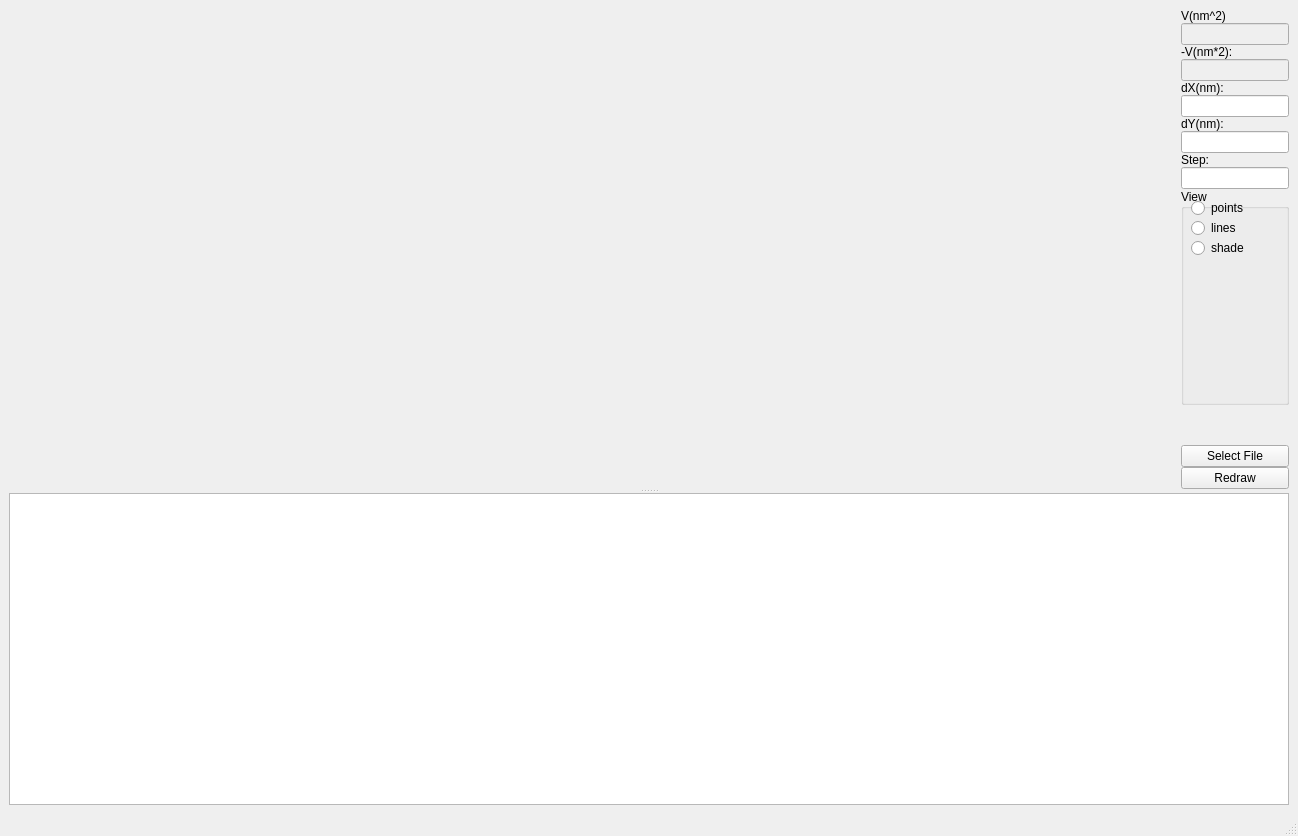
This is nanoanalyzer.ui in mskubenich/NanoAnalyzer as Qt 5 draws it before an edit. The edited form follows.
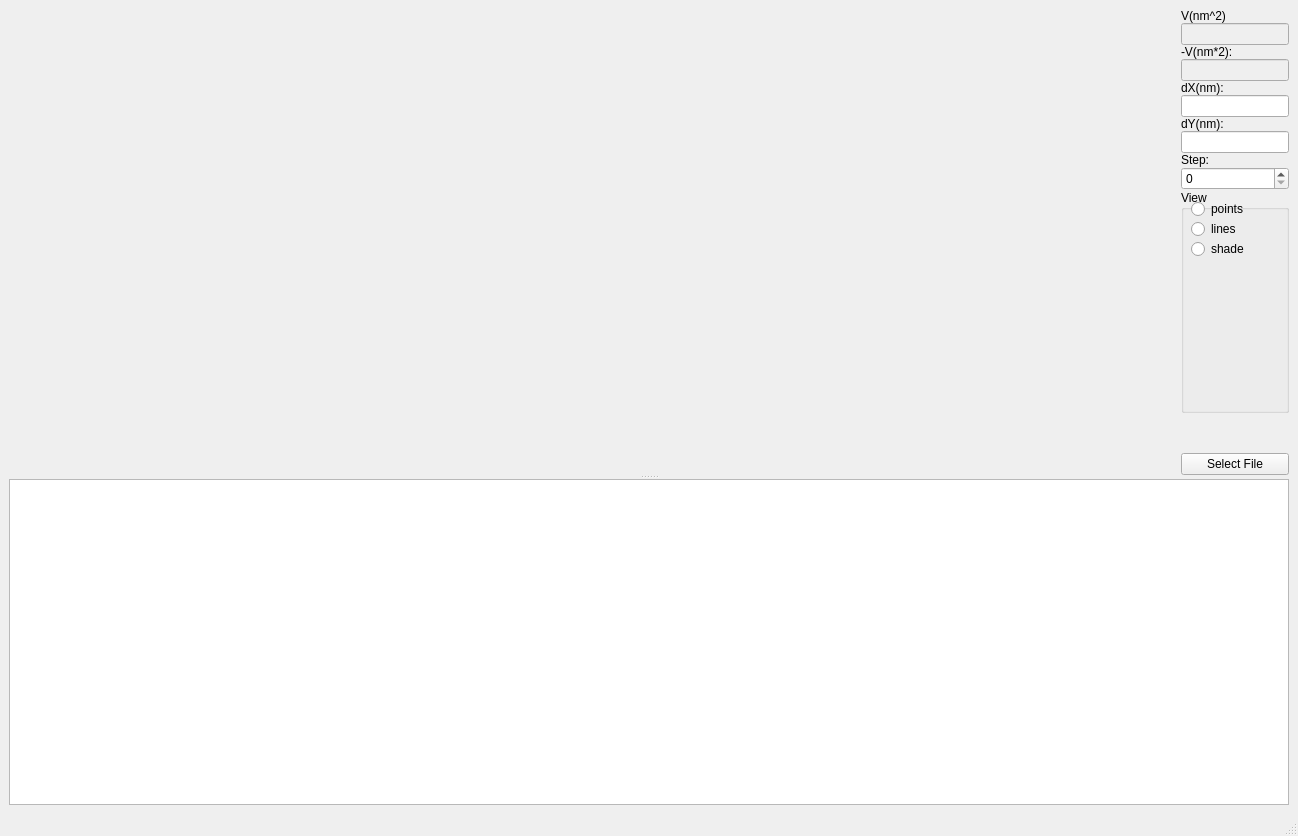
This is the edited form. Custom widgets are drawn as their Qt base class.

Patch:
```diff
--- a/nanoanalyzer.ui
+++ b/nanoanalyzer.ui
@@ -138,17 +138,7 @@
              </widget>
             </item>
             <item>
-             <widget class="QLineEdit" name="rowPointsCount" >
-              <property name="sizePolicy" >
-               <sizepolicy vsizetype="Fixed" hsizetype="Minimum" >
-                <horstretch>0</horstretch>
-                <verstretch>0</verstretch>
-               </sizepolicy>
-              </property>
-              <property name="inputMask" >
-               <string/>
-              </property>
-             </widget>
+             <widget class="QSpinBox" name="rowPointsCount" />
             </item>
             <item>
              <widget class="QGroupBox" name="groupBox" >
@@ -222,13 +212,6 @@
               </property>
              </widget>
             </item>
-            <item>
-             <widget class="QPushButton" name="drawButton" >
-              <property name="text" >
-               <string>Redraw</string>
-              </property>
-             </widget>
-            </item>
            </layout>
           </item>
          </layout>
```
